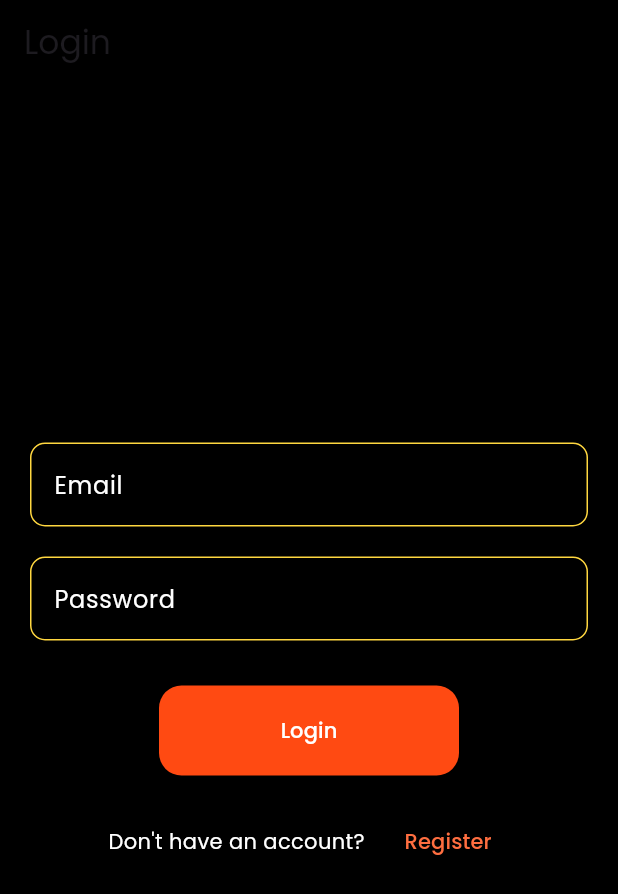
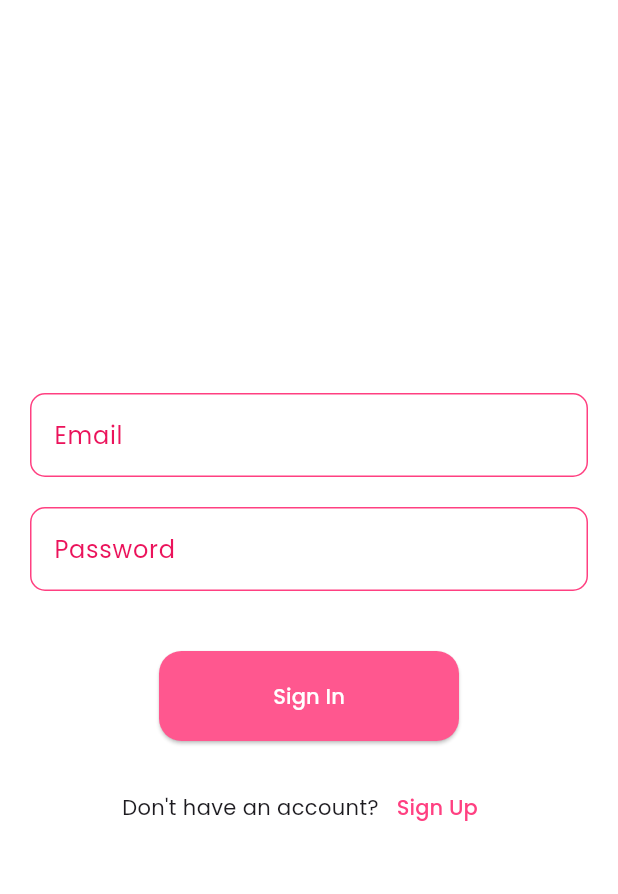
Before and after one commit to Hisamat7/EventManagement, a Flutter app: the screen it shows after launch, on a phone screen of 412 x 824 dp. Shown: the top 894 px of the screen. Run offline on Flutter 3.47's test engine with Material 3 defaults, Android fonts, the phone set to English and light mode, and no system bars; our stand-ins replace cloud_firestore, firebase_auth, firebase_core, flutter_screenutil, google_sign_in; accounts and stored records are empty.

Commit message:
new expense tracker app started

```diff
--- /dev/null
+++ b/lib/ExpenseTrackerApp/Widgets/ButtonWidgetEt.dart
@@ -0,0 +1,28 @@
+import 'package:flutter/material.dart';
+
+class ButtonWidgetEt extends StatefulWidget {
+  final String text;
+  final VoidCallback onPress;
+  const ButtonWidgetEt({ required this.text, required this.onPress});
+
+  @override
+  State<ButtonWidgetEt> createState() => _ButtonWidgetEtState();
+}
+
+class _ButtonWidgetEtState extends State<ButtonWidgetEt> {
+  @override
+  Widget build(BuildContext context) {
+    return ElevatedButton(
+      onPressed: widget.onPress,
+      child: Text(
+        widget.text,
+        style: TextStyle(color: Colors.white),
+      ),
+      style: ElevatedButton.styleFrom(
+        minimumSize: Size(200, 60),
+        backgroundColor: const Color.fromARGB(255, 255, 87, 143),
+        shape: RoundedRectangleBorder(borderRadius: BorderRadius.circular(15)),
+      ),
+    );
+  }
+}
--- /dev/null
+++ b/lib/ExpenseTrackerApp/Widgets/TextFormEtWidget.dart
@@ -0,0 +1,43 @@
+import 'package:flutter/material.dart';
+
+class TextFormEtWidget extends StatefulWidget {
+  final String label;
+  final String? Function(String?)? validator;
+  final String hint;
+  final TextEditingController controller;
+  const TextFormEtWidget({super.key, required this.label, this.validator, required this.hint, required this.controller});
+
+
+  @override
+  State<TextFormEtWidget> createState() => _TextFormEtWidgetState();
+}
+
+class _TextFormEtWidgetState extends State<TextFormEtWidget> {
+
+  @override
+  Widget build(BuildContext context) {
+    return TextFormField(
+      controller: widget.controller,
+      validator: widget.validator,
+      style: const TextStyle(color: Colors.pinkAccent),
+      decoration: InputDecoration(
+        hintStyle: const TextStyle(color: Colors.pinkAccent),
+        hintText: widget.hint,
+        labelText: widget.label,
+        labelStyle: TextStyle(color: const Color.fromARGB(255, 235, 19, 91)),
+        enabledBorder: OutlineInputBorder(
+          borderSide: BorderSide(color: Colors.pinkAccent),
+          borderRadius: BorderRadius.all(
+            Radius.circular(10),
+          ),
+        ),
+        focusedBorder: OutlineInputBorder(
+          borderSide: BorderSide(color: const Color.fromARGB(255, 250, 194, 213)),
+          borderRadius: BorderRadius.all(
+            Radius.circular(10),
+          ),
+        ),
+      ),
+    );
+  }
+}
--- /dev/null
+++ b/lib/ExpenseTrackerApp/views/SignInEt.dart
@@ -0,0 +1,53 @@
+import 'package:firebaselearning/ExpenseTrackerApp/Widgets/ButtonWidgetEt.dart';
+import 'package:firebaselearning/ExpenseTrackerApp/Widgets/TextFormEtWidget.dart';
+import 'package:firebaselearning/ExpenseTrackerApp/services/AuthControllerEt.dart';
+import 'package:firebaselearning/ExpenseTrackerApp/views/SignUpEt.dart';
+import 'package:flutter/material.dart';
+
+class SignInEt extends StatefulWidget {
+  const SignInEt({super.key});
+
+  @override
+  State<SignInEt> createState() => _SignInEtState();
+}
+
+class _SignInEtState extends State<SignInEt> {
+  TextEditingController emailController = TextEditingController();
+  TextEditingController passwordController = TextEditingController();
+  final AuthControllerEt authController = AuthControllerEt();
+  GlobalKey<FormState> formKey = GlobalKey<FormState>();
+  @override
+  Widget build(BuildContext context) {
+    return Scaffold(
+      resizeToAvoidBottomInset:false ,
+      body: Padding(padding: const EdgeInsets.all(20),
+      child: Form(
+        key: formKey,
+        child: Column(
+          mainAxisAlignment: MainAxisAlignment.center,
+          children: [
+            TextFormEtWidget(label: "Email", hint: "Enter your email", controller: emailController, validator: (value) => value!.isEmpty ? 'Enter an email' : null, ),
+            const SizedBox(height: 20,),
+            TextFormEtWidget(label: "Password", hint: "Enter your password", controller: passwordController, validator: (value) => value!.isEmpty ? 'Enter an password' : null, ),
+            const SizedBox(height: 40,),
+            ButtonWidgetEt(text: "Sign In", onPress: ()async{
+              if(formKey.currentState!.validate()){
+              await authController.login(email: emailController.text, password: passwordController.text, context: context);
+              }
+            }),
+            const SizedBox(height: 20,),
+            Row(
+              mainAxisAlignment: MainAxisAlignment.center,
+              children: [
+                const Text("Don't have an account?"),
+                TextButton(onPressed: (){
+                  Navigator.push(context, MaterialPageRoute(builder: (context) => const SignUpEt()));
+                }, child: const Text("Sign Up", style: TextStyle(color: Colors.pinkAccent),),)
+              ],
+            )
+          ],
+        ),
+      )),
+    );
+  }
+}
--- a/lib/controllers/HomeController.dart
+++ b/lib/FirebaseStudy/controllers/HomeController.dart
@@ -1,5 +1,5 @@
 import 'package:cloud_firestore/cloud_firestore.dart';
-import 'package:firebaselearning/controllers/ProductController.dart';
+import 'package:firebaselearning/FirebaseStudy/controllers/ProductController.dart';
 import 'package:flutter/material.dart';
 
 class HomeController {
--- a/lib/controllers/LoginController.dart
+++ b/lib/FirebaseStudy/controllers/LoginController.dart
@@ -1,5 +1,5 @@
 import 'package:firebase_auth/firebase_auth.dart';
-import 'package:firebaselearning/views/HomePage.dart';
+import 'package:firebaselearning/FirebaseStudy/views/HomePage.dart';
 import 'package:flutter/material.dart';
 import 'package:google_sign_in/google_sign_in.dart';
 
--- a/lib/controllers/SignUpController.dart
+++ b/lib/FirebaseStudy/controllers/SignUpController.dart
@@ -1,6 +1,6 @@
 import 'package:firebase_auth/firebase_auth.dart';
 import 'package:flutter/material.dart';
-import 'package:firebaselearning/views/HomePage.dart'; // Ensure correct import
+import 'package:firebaselearning/FirebaseStudy/views/HomePage.dart'; // Ensure correct import
 
 class SignUpController {
   final FirebaseAuth auth = FirebaseAuth.instance;
--- a/lib/views/HomePage.dart
+++ b/lib/FirebaseStudy/views/HomePage.dart
@@ -1,4 +1,4 @@
-import 'package:firebaselearning/views/ProductScreen.dart';
+import 'package:firebaselearning/FirebaseStudy/views/ProductScreen.dart';
 import 'package:flutter/material.dart';
 import 'package:flutter_screenutil/flutter_screenutil.dart';
 
--- a/lib/views/LoginScreen.dart
+++ b/lib/FirebaseStudy/views/LoginScreen.dart
@@ -1,5 +1,5 @@
-import 'package:firebaselearning/controllers/LoginController.dart';
-import 'package:firebaselearning/views/SignUp.dart';
+import 'package:firebaselearning/FirebaseStudy/controllers/LoginController.dart';
+import 'package:firebaselearning/FirebaseStudy/views/SignUp.dart';
 import 'package:flutter/material.dart';
 import 'package:flutter_screenutil/flutter_screenutil.dart';
 
--- a/lib/views/ProductScreen.dart
+++ b/lib/FirebaseStudy/views/ProductScreen.dart
@@ -1,5 +1,5 @@
-import 'package:firebaselearning/controllers/HomeController.dart';
-import 'package:firebaselearning/controllers/ProductController.dart';
+import 'package:firebaselearning/FirebaseStudy/controllers/HomeController.dart';
+import 'package:firebaselearning/FirebaseStudy/controllers/ProductController.dart';
 import 'package:flutter/material.dart';
 
 class ProductScreen extends StatefulWidget {
--- a/lib/views/SignUp.dart
+++ b/lib/FirebaseStudy/views/SignUp.dart
@@ -1,4 +1,4 @@
-import 'package:firebaselearning/controllers/SignUpController.dart';
+import 'package:firebaselearning/FirebaseStudy/controllers/SignUpController.dart';
 import 'package:flutter/material.dart';
 import 'package:flutter_screenutil/flutter_screenutil.dart';
 
--- a/lib/views/SplashScreen.dart
+++ b/lib/FirebaseStudy/views/SplashScreen.dart
@@ -1,4 +1,4 @@
-import 'package:firebaselearning/views/LoginScreen.dart';
+import 'package:firebaselearning/FirebaseStudy/views/LoginScreen.dart';
 import 'package:flutter/material.dart';
 
 class SplashScreen extends StatefulWidget {
```
Also changed, not shown: lib/ExpenseTrackerApp/services/AuthControllerEt.dart (added, +114 -0 lines), lib/ExpenseTrackerApp/services/CRED.dart (added, +41 -0 lines), lib/ExpenseTrackerApp/views/ExpenseTrackerSplashScreen.dart (added, +51 -0 lines), lib/ExpenseTrackerApp/views/HomeScreenEt.dart (added, +243 -0 lines), lib/ExpenseTrackerApp/views/SignUpEt.dart (added, +57 -0 lines), lib/NotePadApp/Src/controllers/DataBaseController.dart (deleted, +0 -19 lines), lib/main.dart (+5 -4 lines), pubspec.yaml (+7 -14 lines), lib/FirebaseStudy/controllers/ProductController.dart (renamed from lib/controllers/ProductController.dart), pubspec.lock.
